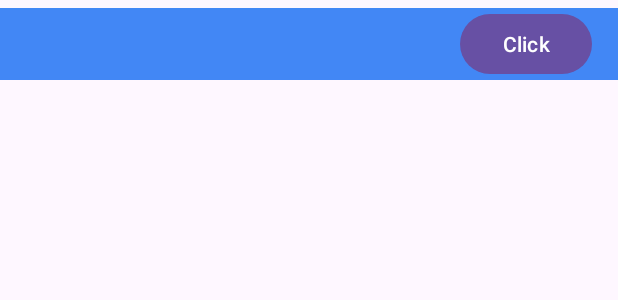
After one commit to DevOpCarlos/Ejercicio3, an Android app: the layout item_usuario.xml on its own in the app's theme, with its tools: preview values and no code run, on a phone screen of 412 x 824 dp. The commit adds this screen. Shown: the top 300 px of the screen. Run offline under Robolectric (Android 15) with nearby library versions, the phone set to English and light mode, and no system bars.

Commit message:
Segundo Commit
Segundo Commit

```diff
--- a/app/src/main/java/com/carlosflores/ejercicio3/AppDatabases/AppDatabase.kt
+++ b/app/src/main/java/com/carlosflores/ejercicio3/AppDatabases/AppDatabase.kt
@@ -5,9 +5,10 @@ import androidx.room.Database
 import androidx.room.Room
 import androidx.room.RoomDatabase
 import com.carlosflores.ejercicio3.DAOs.UsuarioDAO
+import com.carlosflores.ejercicio3.Entities.Persona
 import com.carlosflores.ejercicio3.Entities.Usuario
 
-@Database(entities = [Usuario::class], version = 1)
+@Database(entities = [Usuario::class, Persona::class], version = 1)
 abstract class AppDatabase : RoomDatabase() {
 
     abstract fun UsuarioDAO() : UsuarioDAO
--- /dev/null
+++ b/app/src/main/res/layout/item_usuario.xml
@@ -0,0 +1,62 @@
+<?xml version="1.0" encoding="utf-8"?>
+<androidx.constraintlayout.widget.ConstraintLayout xmlns:android="http://schemas.android.com/apk/res/android"
+    android:layout_width="match_parent"
+    android:layout_height="wrap_content"
+    android:background="#4287f5"
+    android:layout_marginTop="5dp"
+    android:layout_marginBottom="5dp"
+    xmlns:app="http://schemas.android.com/apk/res-auto">
+
+    <androidx.constraintlayout.widget.Guideline
+        android:id="@+id/guiaVertical1"
+        android:layout_width="wrap_content"
+        android:layout_height="wrap_content"
+        android:orientation="vertical"
+        app:layout_constraintGuide_percent="0.2"/>
+
+    <androidx.constraintlayout.widget.Guideline
+        android:id="@+id/guiaVertical2"
+        android:layout_width="wrap_content"
+        android:layout_height="wrap_content"
+        android:orientation="vertical"
+        app:layout_constraintGuide_percent="0.7"/>
+
+    <TextView
+        android:id="@+id/txtId"
+        android:layout_width="wrap_content"
+        android:layout_height="wrap_content"
+        app:layout_constraintTop_toTopOf="parent"
+        app:layout_constraintStart_toStartOf="parent"
+        app:layout_constraintEnd_toEndOf="@id/guiaVertical1"
+        app:layout_constraintBottom_toBottomOf="parent"
+        />
+
+    <TextView
+        android:id="@+id/txtUsername"
+        android:layout_width="wrap_content"
+        android:layout_height="wrap_content"
+        app:layout_constraintTop_toTopOf="parent"
+        app:layout_constraintStart_toStartOf="@id/guiaVertical1"
+        app:layout_constraintBottom_toTopOf="@id/txtPassword"
+        />
+
+    <TextView
+        android:id="@+id/txtPassword"
+        android:layout_width="wrap_content"
+        android:layout_height="wrap_content"
+        app:layout_constraintTop_toBottomOf="@id/txtUsername"
+        app:layout_constraintStart_toStartOf="@id/guiaVertical1"
+        app:layout_constraintBottom_toBottomOf="parent"
+        />
+
+    <Button
+        android:id="@+id/botonAlerta"
+        android:text="Click"
+        android:layout_width="wrap_content"
+        android:layout_height="wrap_content"
+        app:layout_constraintTop_toTopOf="parent"
+        app:layout_constraintStart_toStartOf="@id/guiaVertical2"
+        app:layout_constraintEnd_toEndOf="parent"
+        app:layout_constraintBottom_toBottomOf="parent"/>
+
+</androidx.constraintlayout.widget.ConstraintLayout>
--- a/app/src/main/res/values/strings.xml
+++ b/app/src/main/res/values/strings.xml
@@ -1,3 +1,5 @@
 <resources>
     <string name="app_name">Ejercicio3</string>
+    <!-- TODO: Remove or change this placeholder text -->
+    <string name="hello_blank_fragment">Hello blank fragment</string>
 </resources>
```
Also changed, not shown: app/build.gradle.kts (+9 -0 lines), app/src/main/java/com/carlosflores/ejercicio3/Adapters/UsuariosAdapter.kt (added, +62 -0 lines), app/src/main/java/com/carlosflores/ejercicio3/DAOs/UsuarioDAO.kt (+11 -2 lines), app/src/main/java/com/carlosflores/ejercicio3/Entities/Persona.kt (added, +19 -0 lines), app/src/main/java/com/carlosflores/ejercicio3/Entities/Usuario.kt (+14 -2 lines), app/src/main/java/com/carlosflores/ejercicio3/Fragments/EjemploFragment.kt (added, +67 -0 lines), app/src/main/java/com/carlosflores/ejercicio3/MainActivity.kt (+27 -9 lines), app/src/main/java/com/carlosflores/ejercicio3/POJOs/UsuarioConPersona.kt (added, +12 -0 lines), app/src/main/java/com/carlosflores/ejercicio3/Repositories/MainRepository.kt (added, +28 -0 lines), app/src/main/java/com/carlosflores/ejercicio3/ViewModels/MainViewModel.kt (added, +34 -0 lines), app/src/main/java/com/carlosflores/ejercicio3/ViewModels/ViewModelFactory.kt (added, +21 -0 lines), app/src/main/res/layout/activity_main.xml (+14 -12 lines), app/src/main/res/layout/fragment_ejemplo.xml (added, +28 -0 lines).
